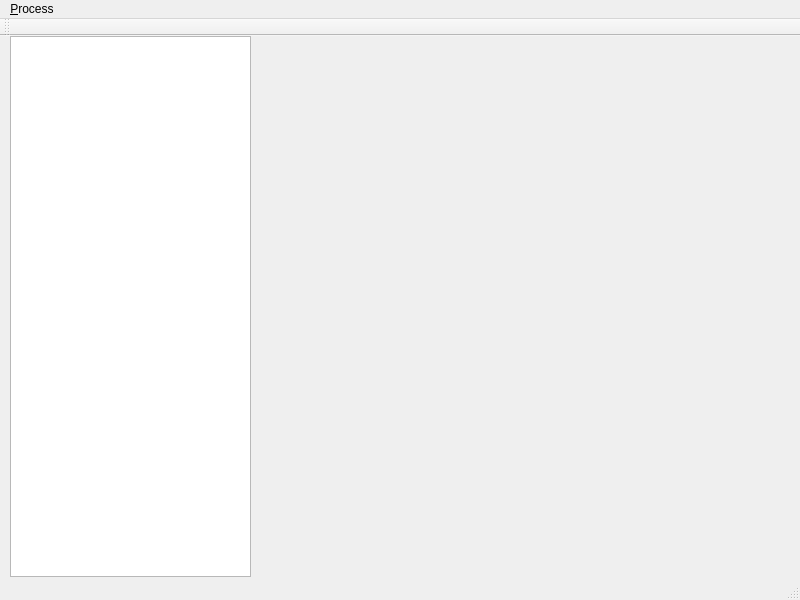
First picture: the form in code/mainwindow.ui, repository adhokshajmishra/process_workbench, before the edit.
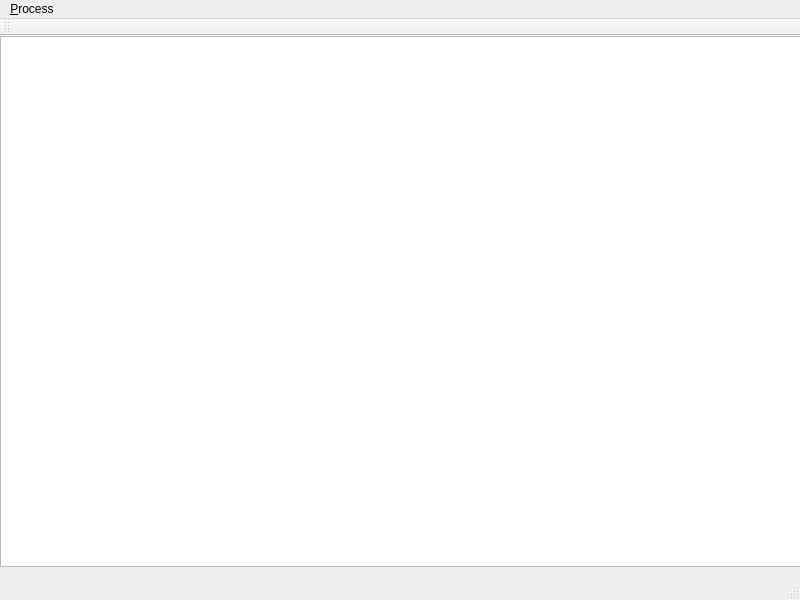
Second picture: the form after the edit.

Commit message: Implemented new object oriented way in gui, added support for started-as path for each process

The edit to the form file:
```diff
--- a/code/mainwindow.ui
+++ b/code/mainwindow.ui
@@ -14,13 +14,13 @@
    <string>Process Analyzer</string>
   </property>
   <widget class="QWidget" name="centralWidget">
-   <widget class="QListWidget" name="lstProcess">
+   <widget class="QTableView" name="tableProcesses">
     <property name="geometry">
      <rect>
-      <x>10</x>
+      <x>0</x>
       <y>0</y>
-      <width>241</width>
-      <height>541</height>
+      <width>801</width>
+      <height>531</height>
      </rect>
     </property>
    </widget>
```
Left out of the diff: 2 changed lines with no effect on the pictures. The commit also changes 3 other files.
